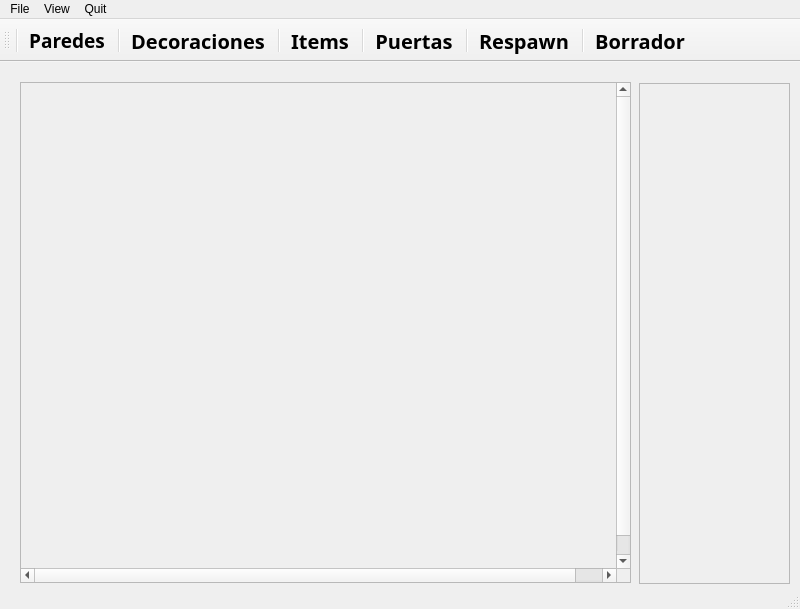
Old version of the form qt/editor/editor.ui in the repository joaquinfontela/Wolfenstein-3D.
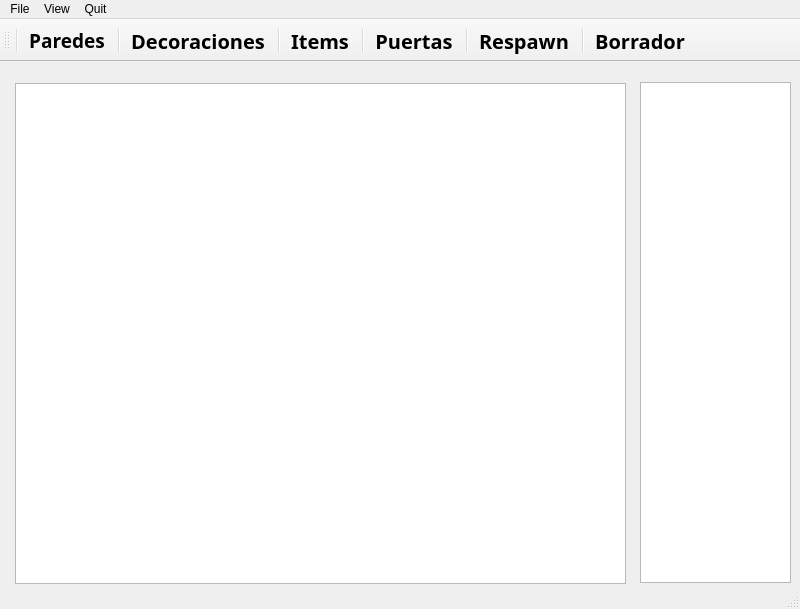
New version of the form. Icons and pictures are not drawn.

```diff
--- a/qt/editor/editor.ui
+++ b/qt/editor/editor.ui
@@ -18,70 +18,24 @@
     <normaloff>:/game_icon/logo/wolfestein_logo.png</normaloff>:/game_icon/logo/wolfestein_logo.png</iconset>
   </property>
   <widget class="QWidget" name="centralwidget">
-   <widget class="QScrollArea" name="map_scroll">
+   <widget class="QGraphicsView" name="graphics_tiles_container">
     <property name="geometry">
      <rect>
-      <x>20</x>
+      <x>640</x>
       <y>20</y>
-      <width>611</width>
-      <height>501</height>
-     </rect>
-    </property>
-    <property name="sizePolicy">
-     <sizepolicy hsizetype="Expanding" vsizetype="Expanding">
-      <horstretch>0</horstretch>
-      <verstretch>1</verstretch>
-     </sizepolicy>
-    </property>
-    <property name="verticalScrollBarPolicy">
-     <enum>Qt::ScrollBarAlwaysOn</enum>
-    </property>
-    <property name="horizontalScrollBarPolicy">
-     <enum>Qt::ScrollBarAlwaysOn</enum>
-    </property>
-    <property name="sizeAdjustPolicy">
-     <enum>QAbstractScrollArea::AdjustIgnored</enum>
-    </property>
-    <property name="widgetResizable">
-     <bool>false</bool>
-    </property>
-    <widget class="QWidget" name="map_container">
-     <property name="enabled">
-      <bool>true</bool>
-     </property>
-     <property name="geometry">
-      <rect>
-       <x>0</x>
-       <y>0</y>
-       <width>624</width>
-       <height>505</height>
-      </rect>
-     </property>
-     <property name="maximumSize">
-      <size>
-       <width>16777215</width>
-       <height>16777215</height>
-      </size>
-     </property>
-     <property name="cursor">
-      <cursorShape>ArrowCursor</cursorShape>
-     </property>
-    </widget>
-   </widget>
-   <widget class="QFrame" name="element_container">
-    <property name="geometry">
-     <rect>
-      <x>639</x>
-      <y>21</y>
       <width>151</width>
       <height>501</height>
      </rect>
     </property>
-    <property name="frameShape">
-     <enum>QFrame::StyledPanel</enum>
-    </property>
-    <property name="frameShadow">
-     <enum>QFrame::Raised</enum>
+   </widget>
+   <widget class="QGraphicsView" name="graphics_map_container">
+    <property name="geometry">
+     <rect>
+      <x>15</x>
+      <y>21</y>
+      <width>611</width>
+      <height>501</height>
+     </rect>
     </property>
    </widget>
   </widget>
```
Left out of the diff: 8 changed lines with no effect on the pictures.
